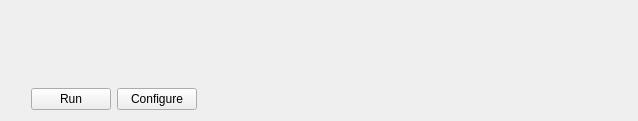
First picture: the form in arches_lintels/ui/ui_active_project_widget.ui, repository k-int/arches-lintels, before the edit.
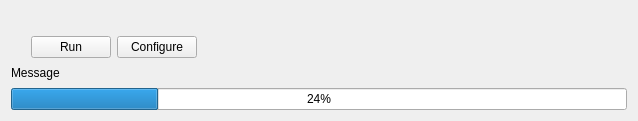
Second picture: the form after the edit.

Commit message: Update settings page UI

```diff
--- a/arches_lintels/ui/ui_active_project_widget.ui
+++ b/arches_lintels/ui/ui_active_project_widget.ui
@@ -55,6 +55,20 @@
      </item>
     </layout>
    </item>
+   <item>
+    <widget class="QLabel" name="messageLabel">
+     <property name="text">
+      <string>Message</string>
+     </property>
+    </widget>
+   </item>
+   <item>
+    <widget class="QProgressBar" name="progressBar">
+     <property name="value">
+      <number>24</number>
+     </property>
+    </widget>
+   </item>
   </layout>
  </widget>
  <resources/>
```
The commit also changes 4 other files.
